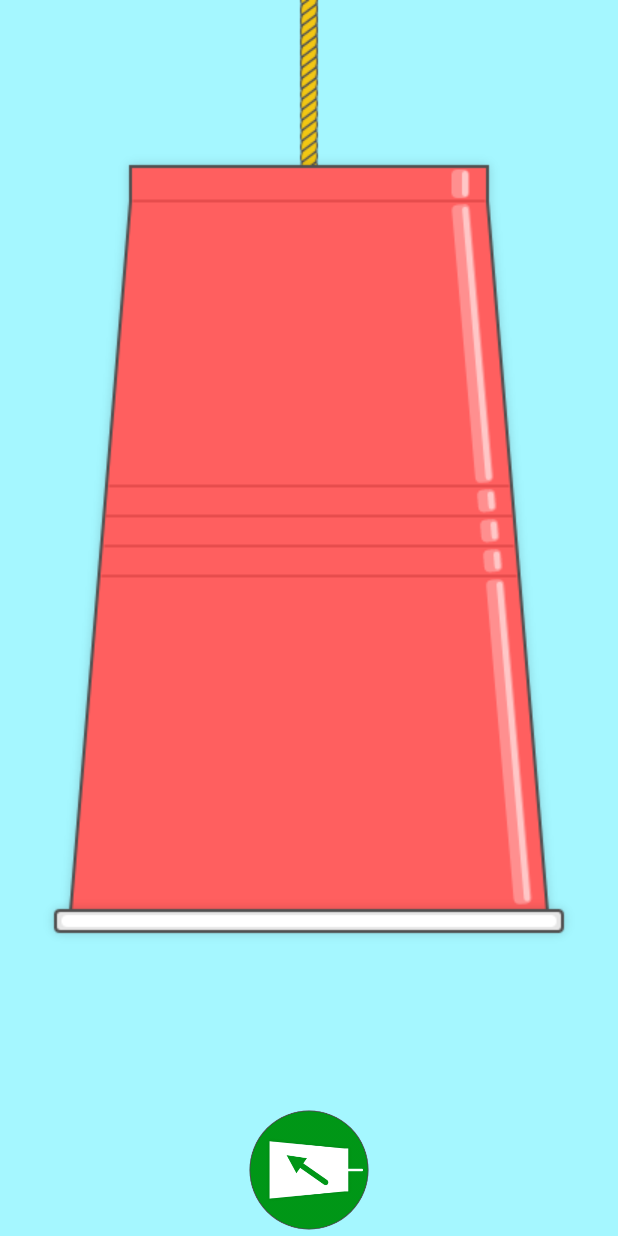
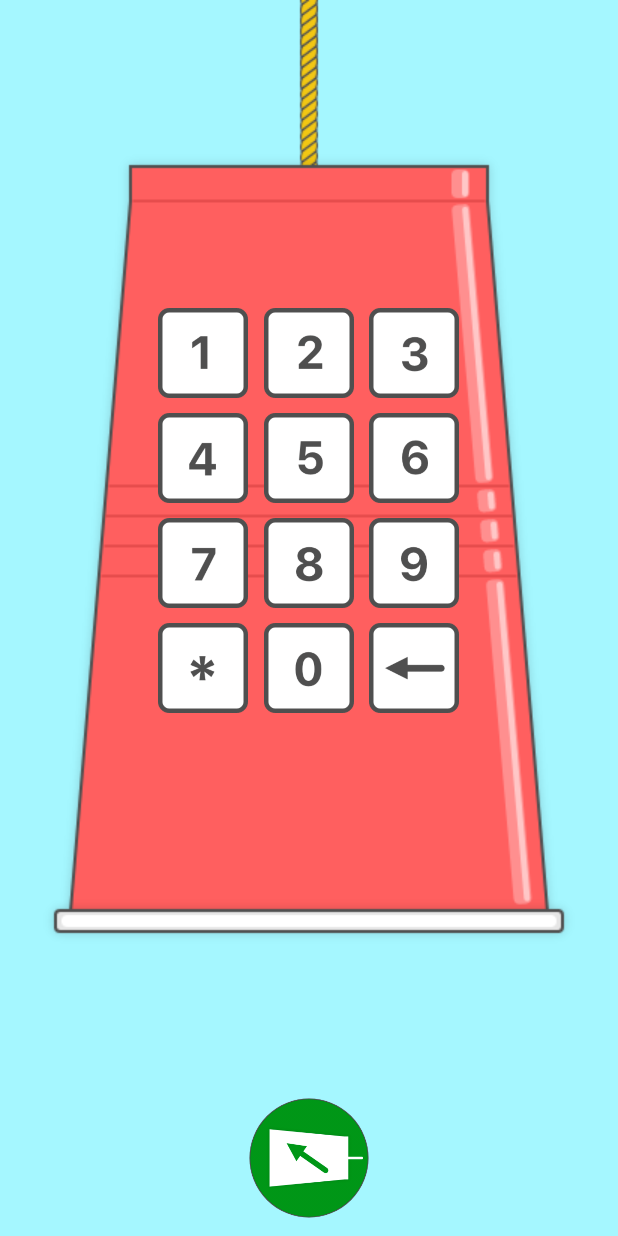
Before and after one commit to fernandobagtas/581-cup-on-a-string, an Android app: the DialCall screen opened directly, with no data from a screen before it, on a phone screen of 412 x 824 dp. Run offline under Robolectric (Android 15) with nearby library versions, the phone set to English and light mode, and no system bars.

Commit message:
finished dial pad feature

```diff
--- a/app/src/main/java/com/example/cuponastring/DialCall.java
+++ b/app/src/main/java/com/example/cuponastring/DialCall.java
@@ -3,12 +3,127 @@ package com.example.cuponastring;
 import androidx.appcompat.app.AppCompatActivity;
 
 import android.os.Bundle;
+import android.util.Log;
+import android.view.View;
+import android.widget.ImageView;
+import android.widget.TextView;
 
 public class DialCall extends AppCompatActivity {
+
+    ImageView keyOne;
+    ImageView keyTwo;
+    ImageView keyThree;
+    ImageView keyFour;
+    ImageView keyFive;
+    ImageView keySix;
+    ImageView keySeven;
+    ImageView keyEight;
+    ImageView keyNine;
+    ImageView keyZero;
+    ImageView keyBack;
+    TextView dialNumber;
+    ImageView callButton;
 
     @Override
     protected void onCreate(Bundle savedInstanceState) {
         super.onCreate(savedInstanceState);
         setContentView(R.layout.activity_dial_call);
+
+        keyOne = (ImageView) findViewById(R.id.number1_key);
+        keyTwo = (ImageView) findViewById(R.id.number2_key);
+        keyThree = (ImageView) findViewById(R.id.number3_key);
+        keyFour = (ImageView) findViewById(R.id.number4_key);
+        keyFive = (ImageView) findViewById(R.id.number5_key);
+        keySix = (ImageView) findViewById(R.id.number6_key);
+        keySeven = (ImageView) findViewById(R.id.number7_key);
+        keyEight = (ImageView) findViewById(R.id.number8_key);
+        keyNine = (ImageView) findViewById(R.id.number9_key);
+        keyZero = (ImageView) findViewById(R.id.number0_key);
+        keyBack = (ImageView) findViewById(R.id.back_key);
+        dialNumber = (TextView) findViewById(R.id.dial_number);
+        callButton = (ImageView) findViewById(R.id.call2);
+
+        keyOne.setOnClickListener(new View.OnClickListener() {
+            public void onClick(View v) {
+                dial("1");
+            }
+        });
+        keyTwo.setOnClickListener(new View.OnClickListener() {
+            public void onClick(View v) {
+                dial("2");
+            }
+        });
+        keyThree.setOnClickListener(new View.OnClickListener() {
+            public void onClick(View v) {
+                dial("3");
+            }
+        });
+        keyFour.setOnClickListener(new View.OnClickListener() {
+            public void onClick(View v) {
+                dial("4");
+            }
+        });
+        keyFive.setOnClickListener(new View.OnClickListener() {
+            public void onClick(View v) {
+                dial("5");
+            }
+        });
+        keySix.setOnClickListener(new View.OnClickListener() {
+            public void onClick(View v) {
+                dial("6");
+            }
+        });
+        keySeven.setOnClickListener(new View.OnClickListener() {
+            public void onClick(View v) {
+                dial("7");
+            }
+        });
+        keyEight.setOnClickListener(new View.OnClickListener() {
+            public void onClick(View v) {
+                dial("8");
+            }
+        });
+        keyNine.setOnClickListener(new View.OnClickListener() {
+            public void onClick(View v) {
+                dial("9");
+            }
+        });
+        keyZero.setOnClickListener(new View.OnClickListener() {
+            public void onClick(View v) {
+                dial("0");
+            }
+        });
+        keyBack.setOnClickListener(new View.OnClickListener() {
+            public void onClick(View v) {
+                undoDial();
+            }
+        });
+        callButton.setOnClickListener(new View.OnClickListener() {
+            public void onClick(View v) {
+                callButtonPressed();
+            }
+        });
+    }
+
+    private void dial(String num) {
+        //Log.d("dialed", (String) dialNumber.getText());
+
+        String currentNum = (String) dialNumber.getText() + num;
+
+        Log.d("dialed", currentNum);
+        dialNumber.setText(currentNum);
+        dialNumber.invalidate();
+    }
+
+    private void undoDial() {
+        String currentNum = (String) dialNumber.getText();
+        String newNum = "";
+        if (currentNum.length() > 0) newNum = currentNum.substring(0, currentNum.length() - 1);
+        dialNumber.setText(newNum);
+        dialNumber.invalidate();
+    }
+
+    private void callButtonPressed() {
+        //animate call
     }
 }
--- a/app/src/main/res/layout/activity_dial_call.xml
+++ b/app/src/main/res/layout/activity_dial_call.xml
@@ -13,7 +13,7 @@
         android:layout_height="80dp"
         android:layout_alignParentBottom="true"
         android:layout_centerHorizontal="true"
-        android:layout_marginBottom="4dp"
+        android:layout_marginBottom="12dp"
         app:srcCompat="@drawable/call" />
 
     <ImageView
@@ -26,4 +26,129 @@
         android:layout_centerHorizontal="true"
         android:src="@drawable/red_cup_down"
         tools:srcCompat="@drawable/red_cup_down" />
+
+    <TextView
+        android:id="@+id/dial_number"
+        android:layout_width="220dp"
+        android:layout_height="wrap_content"
+        android:layout_alignParentTop="true"
+        android:layout_centerHorizontal="true"
+        android:layout_marginTop="530dp"
+        android:gravity="center_horizontal"
+        android:textColor="#505050"
+        android:textSize="24sp"
+        android:textStyle="bold" />
+
+    <ImageView
+        android:id="@+id/number1_key"
+        android:layout_width="60dp"
+        android:layout_height="60dp"
+        android:layout_alignParentTop="true"
+        android:layout_marginLeft="105dp"
+        android:layout_marginTop="205dp"
+        app:srcCompat="@drawable/dial1" />
+
+    <ImageView
+        android:id="@+id/number2_key"
+        android:layout_width="60dp"
+        android:layout_height="60dp"
+        android:layout_alignParentTop="true"
+        android:layout_centerHorizontal="true"
+        android:layout_marginTop="205dp"
+        app:srcCompat="@drawable/dial2" />
+
+    <ImageView
+        android:id="@+id/number3_key"
+        android:layout_width="60dp"
+        android:layout_height="60dp"
+        android:layout_alignParentTop="true"
+        android:layout_marginLeft="10dp"
+        android:layout_marginTop="205dp"
+        android:layout_toRightOf="@id/number2_key"
+        app:srcCompat="@drawable/dial3" />
+
+    <ImageView
+        android:id="@+id/number4_key"
+        android:layout_width="60dp"
+        android:layout_height="60dp"
+        android:layout_alignParentTop="true"
+        android:layout_marginLeft="105dp"
+        android:layout_marginTop="275dp"
+        app:srcCompat="@drawable/dial4" />
+
+    <ImageView
+        android:id="@+id/number5_key"
+        android:layout_width="60dp"
+        android:layout_height="60dp"
+        android:layout_alignParentTop="true"
+        android:layout_centerHorizontal="true"
+        android:layout_marginTop="275dp"
+        app:srcCompat="@drawable/dial5" />
+
+    <ImageView
+        android:id="@+id/number6_key"
+        android:layout_width="60dp"
+        android:layout_height="60dp"
+        android:layout_alignParentTop="true"
+        android:layout_marginLeft="10dp"
+        android:layout_marginTop="275dp"
+        android:layout_toRightOf="@id/number5_key"
+        app:srcCompat="@drawable/dial6" />
+
+    <ImageView
+        android:id="@+id/number7_key"
+        android:layout_width="60dp"
+        android:layout_height="60dp"
+        android:layout_alignParentTop="true"
+        android:layout_marginLeft="105dp"
+        android:layout_marginTop="345dp"
+        app:srcCompat="@drawable/dial7" />
+
+    <ImageView
+        android:id="@+id/number8_key"
+        android:layout_width="60dp"
+        android:layout_height="60dp"
+        android:layout_alignParentTop="true"
+        android:layout_centerHorizontal="true"
+        android:layout_marginTop="345dp"
+        app:srcCompat="@drawable/dial8" />
+
+    <ImageView
+        android:id="@+id/number9_key"
+        android:layout_width="60dp"
+        android:layout_height="60dp"
+        android:layout_alignParentTop="true"
+        android:layout_marginLeft="10dp"
+        android:layout_marginTop="345dp"
+        android:layout_toRightOf="@id/number8_key"
+        app:srcCompat="@drawable/dial9" />
+
+    <ImageView
+        android:id="@+id/number0_key"
+        android:layout_width="60dp"
+        android:layout_height="60dp"
+        android:layout_alignParentTop="true"
+        android:layout_centerHorizontal="true"
+        android:layout_marginTop="415dp"
+        app:srcCompat="@drawable/dial0" />
+
+    <ImageView
+        android:id="@+id/star_key"
+        android:layout_width="60dp"
+        android:layout_height="60dp"
+        android:layout_alignParentTop="true"
+        android:layout_marginLeft="105dp"
+        android:layout_marginTop="415dp"
+        app:srcCompat="@drawable/dial_star" />
+
+    <ImageView
+        android:id="@+id/back_key"
+        android:layout_width="60dp"
+        android:layout_height="60dp"
+        android:layout_alignParentTop="true"
+        android:layout_marginLeft="10dp"
+        android:layout_marginTop="415dp"
+        android:layout_toRightOf="@id/number0_key"
+        app:srcCompat="@drawable/dial_back" />
+
 </RelativeLayout>
--- a/app/src/main/res/layout/activity_main.xml
+++ b/app/src/main/res/layout/activity_main.xml
@@ -25,7 +25,7 @@
         android:layout_height="80dp"
         android:layout_alignParentBottom="true"
         android:layout_centerHorizontal="true"
-        android:layout_marginBottom="50dp"
+        android:layout_marginBottom="59dp"
         app:srcCompat="@drawable/call" />
 
     <ImageView
@@ -34,7 +34,7 @@
         android:layout_height="65dp"
         android:layout_alignParentBottom="true"
         android:layout_marginLeft="40dp"
-        android:layout_marginBottom="58dp"
+        android:layout_marginBottom="66dp"
         android:layout_toRightOf="@id/call"
         app:srcCompat="@drawable/dialup" />
 
@@ -44,7 +44,7 @@
         android:layout_height="65dp"
         android:layout_alignParentBottom="true"
         android:layout_marginRight="40dp"
-        android:layout_marginBottom="58dp"
+        android:layout_marginBottom="66dp"
         android:layout_toLeftOf="@id/call"
         app:srcCompat="@drawable/plus" />
 
```
Also changed, not shown: app/src/main/res/drawable/dial0.png (added), app/src/main/res/drawable/dial1.png (added), app/src/main/res/drawable/dial2.png (added), app/src/main/res/drawable/dial3.png (added), app/src/main/res/drawable/dial4.png (added), app/src/main/res/drawable/dial5.png (added), app/src/main/res/drawable/dial6.png (added), app/src/main/res/drawable/dial7.png (added), app/src/main/res/drawable/dial8.png (added), app/src/main/res/drawable/dial9.png (added), app/src/main/res/drawable/dial_back.png (added), app/src/main/res/drawable/dial_star.png (added).
